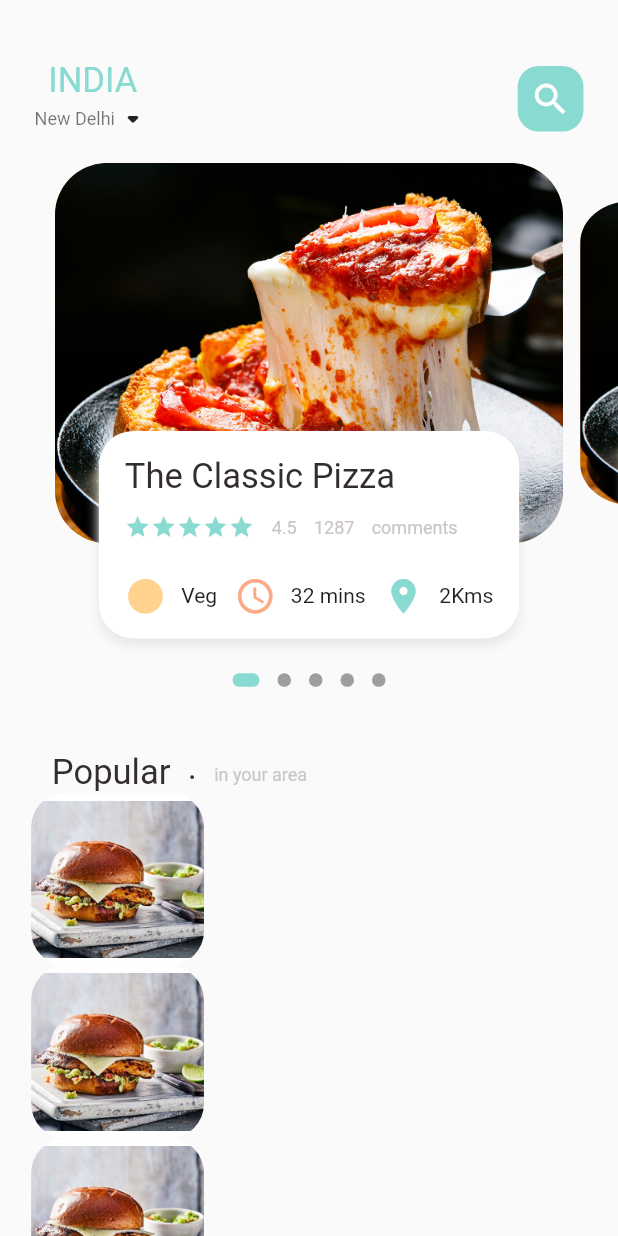
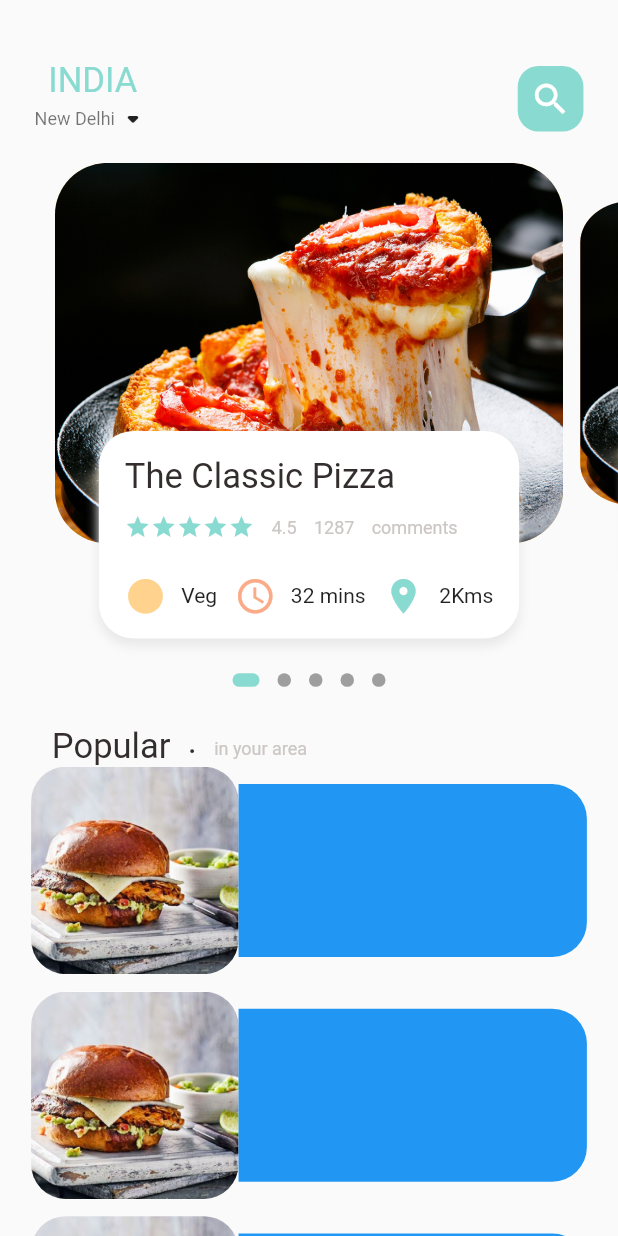
Before and after one commit to Ketan-Goyal/go_foodz, a Flutter app: the screen it shows after launch, on a phone screen of 412 x 824 dp. Run offline on Flutter 3.47's test engine with Material 2 defaults, Android fonts, the phone set to English and light mode, and no system bars; drawn by our look-alikes of dots_indicator; our stand-ins replace get.

Commit message:
12/06/22 noon

```diff
--- a/lib/home/food_page_body.dart
+++ b/lib/home/food_page_body.dart
@@ -63,7 +63,7 @@ class _FoodPageBodyState extends State<FoodPageBody> {
           ),
         ),
         SizedBox(
-          height: Dimensions.ratio * 30,
+          height: Dimensions.ratio * 15,
         ),
         Container(
           margin: EdgeInsets.only(left: Dimensions.ratio * 30),
@@ -87,37 +87,52 @@ class _FoodPageBodyState extends State<FoodPageBody> {
           ),
         ),
         Container(
-          height: 500,
+          height: 1100,
           child: ListView.builder(
-              shrinkWrap: true,
-              physics: AlwaysScrollableScrollPhysics(),
+              // shrinkWrap: true,
+              physics: NeverScrollableScrollPhysics(),
               itemCount: 10,
               itemBuilder: (context, index) {
                 return Container(
                   margin: EdgeInsets.only(
                       left: Dimensions.ratio * 18,
-                      right: Dimensions.ratio * 18),
+                      right: Dimensions.ratio * 18,
+                      bottom: Dimensions.ratio * 10),
                   child: Row(
                     children: [
                       Container(
-                        width: Dimensions.ratio * 100,
-                        height: Dimensions.ratio * 100,
+                        width: Dimensions.ratio * 120,
+                        height: Dimensions.ratio * 120,
                         decoration: BoxDecoration(
                           color: Colors.white,
                           borderRadius:
                               BorderRadius.circular(Dimensions.ratio * 20),
                           image: DecorationImage(
+                            fit: BoxFit.cover,
                             image: AssetImage("assets/images/food0.jpg"),
                           ),
                         ),
+                      ), //image section
+                      Expanded(
+                        child: Container(
+                          height: Dimensions.ratio * 100,
+                          decoration: BoxDecoration(
+                            color: Colors.blue,
+                            borderRadius: BorderRadius.only(
+                              topRight: Radius.circular(Dimensions.ratio * 20),
+                              bottomRight:
+                                  Radius.circular(Dimensions.ratio * 20),
                             ),
-                      Column(
+                          ),
+                          child: Column(
                             children: [
                               Container(),
                               Container(),
                               Row(),
                             ],
                           ),
+                        ),
+                      )
                     ],
                   ),
                 );
--- a/lib/home/main food page.dart
+++ b/lib/home/main food page.dart
@@ -59,7 +59,7 @@ class _MainFoodPageState extends State<MainFoodPage> {
               ),
             ),
           ),
-          Expanded(child: SingleChildScrollView(child: FoodPageBody())),
+          Expanded(child: SingleChildScrollView(child: FoodPageBody(),),),
         ],
       ),
     );
```
Lines whose indentation alone changed are shown as unchanged.
